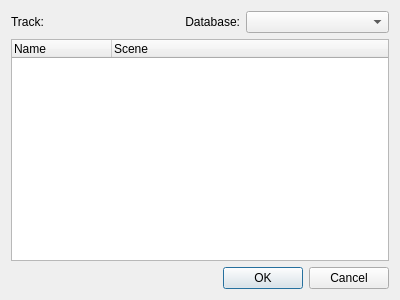
lephro/VeloTrackEditToolbox, file opentrackdialog.ui: the form before one commit.
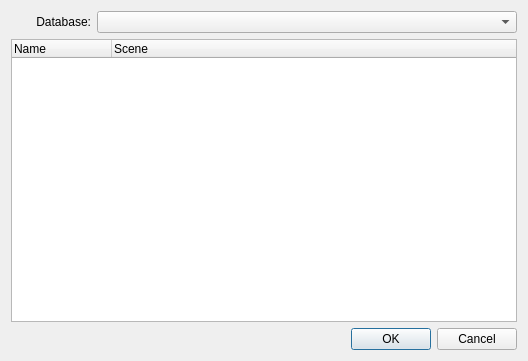
The form after the commit.

```diff
--- a/opentrackdialog.ui
+++ b/opentrackdialog.ui
@@ -6,8 +6,8 @@
    <rect>
     <x>0</x>
     <y>0</y>
-    <width>400</width>
-    <height>300</height>
+    <width>528</width>
+    <height>361</height>
    </rect>
   </property>
   <property name="windowTitle">
@@ -19,13 +19,6 @@
   <layout class="QVBoxLayout" name="verticalLayout">
    <item>
     <layout class="QHBoxLayout" name="horizontalLayout">
-     <item>
-      <widget class="QLabel" name="label">
-       <property name="text">
-        <string>Track:</string>
-       </property>
-      </widget>
-     </item>
      <item>
       <widget class="QLabel" name="databaseLabel">
        <property name="maximumSize">
```
